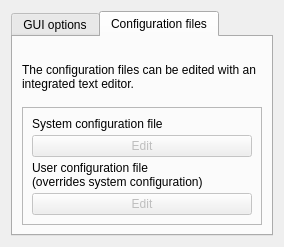
The window that linkcheck/gui/ui/options.ui (wummel/linkchecker) describes before a commit, drawn with Qt 5.
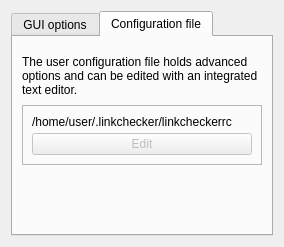
The same window after the commit. The open tabs and pages were chosen to show the change.

Commit message: Remove support for system configuration file.

Patch:
```diff
--- a/linkcheck/gui/ui/options.ui
+++ b/linkcheck/gui/ui/options.ui
@@ -9,7 +9,7 @@
    <rect>
     <x>0</x>
     <y>0</y>
-    <width>264</width>
+    <width>275</width>
     <height>229</height>
    </rect>
   </property>
@@ -210,7 +210,7 @@
        <string/>
       </property>
       <attribute name="title">
-       <string>Configuration files</string>
+       <string>Configuration file</string>
       </attribute>
       <layout class="QVBoxLayout" name="verticalLayout_5">
        <property name="spacing">
@@ -219,7 +219,7 @@
        <item>
         <widget class="QLabel" name="label_9">
          <property name="text">
-          <string>The configuration files can be edited with an integrated text editor.</string>
+          <string>The user configuration file holds advanced options and can be edited with an integrated text editor.</string>
          </property>
          <property name="textFormat">
           <enum>Qt::AutoText</enum>
@@ -245,30 +245,7 @@
            <number>4</number>
           </property>
           <item>
-           <widget class="QLabel" name="label_6">
-            <property name="toolTip">
-             <string extracomment="Test"/>
-            </property>
-            <property name="text">
-             <string>System configuration file</string>
-            </property>
-           </widget>
-          </item>
-          <item>
-           <widget class="QPushButton" name="sys_config_button">
-            <property name="enabled">
-             <bool>false</bool>
-            </property>
-            <property name="toolTip">
-             <string/>
-            </property>
-            <property name="text">
-             <string>Edit</string>
-            </property>
-           </widget>
-          </item>
-          <item>
-           <widget class="QLabel" name="label_7">
+           <widget class="QLabel" name="user_config_label">
             <property name="sizePolicy">
              <sizepolicy hsizetype="Preferred" vsizetype="Preferred">
               <horstretch>0</horstretch>
@@ -285,11 +262,10 @@
              <number>0</number>
             </property>
             <property name="text">
-             <string>User configuration file
-(overrides system configuration)</string>
+             <string>/home/user/.linkchecker/linkcheckerrc</string>
             </property>
             <property name="alignment">
-             <set>Qt::AlignBottom|Qt::AlignLeading|Qt::AlignLeft</set>
+             <set>Qt::AlignLeading|Qt::AlignLeft|Qt::AlignVCenter</set>
             </property>
             <property name="wordWrap">
              <bool>true</bool>
@@ -318,6 +294,22 @@
          </layout>
         </widget>
        </item>
+       <item>
+        <spacer name="verticalSpacer">
+         <property name="orientation">
+          <enum>Qt::Vertical</enum>
+         </property>
+         <property name="sizeType">
+          <enum>QSizePolicy::Fixed</enum>
+         </property>
+         <property name="sizeHint" stdset="0">
+          <size>
+           <width>20</width>
+           <height>60</height>
+          </size>
+         </property>
+        </spacer>
+       </item>
       </layout>
      </widget>
     </widget>
```
The commit also changes 20 other files.
